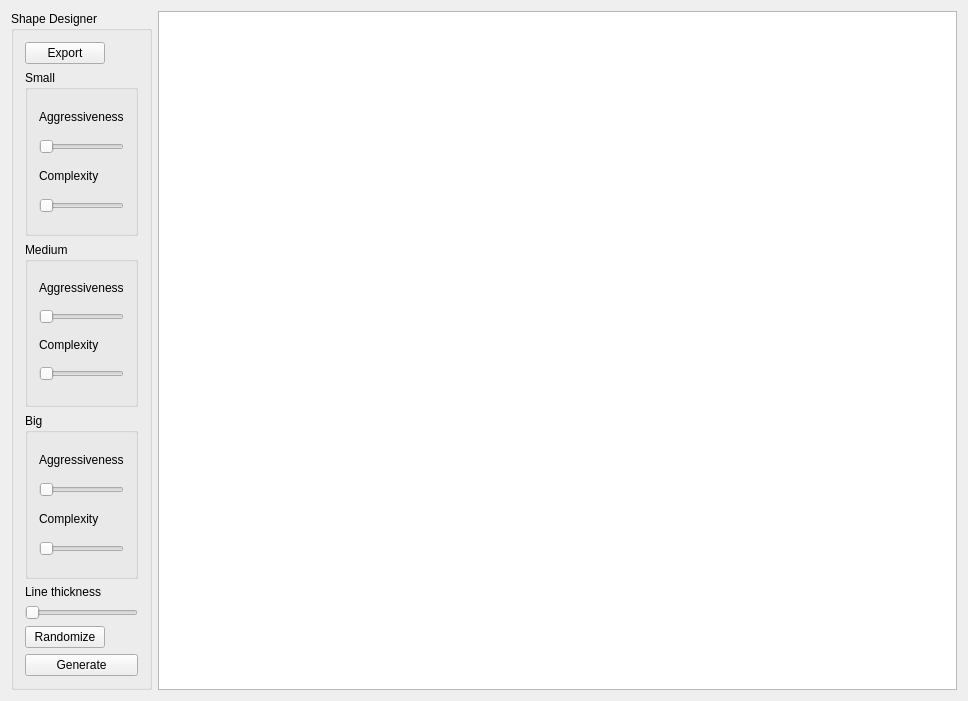
Qt form renderingwindow.ui (Wesselmast/CloudWatcher) before a commit.
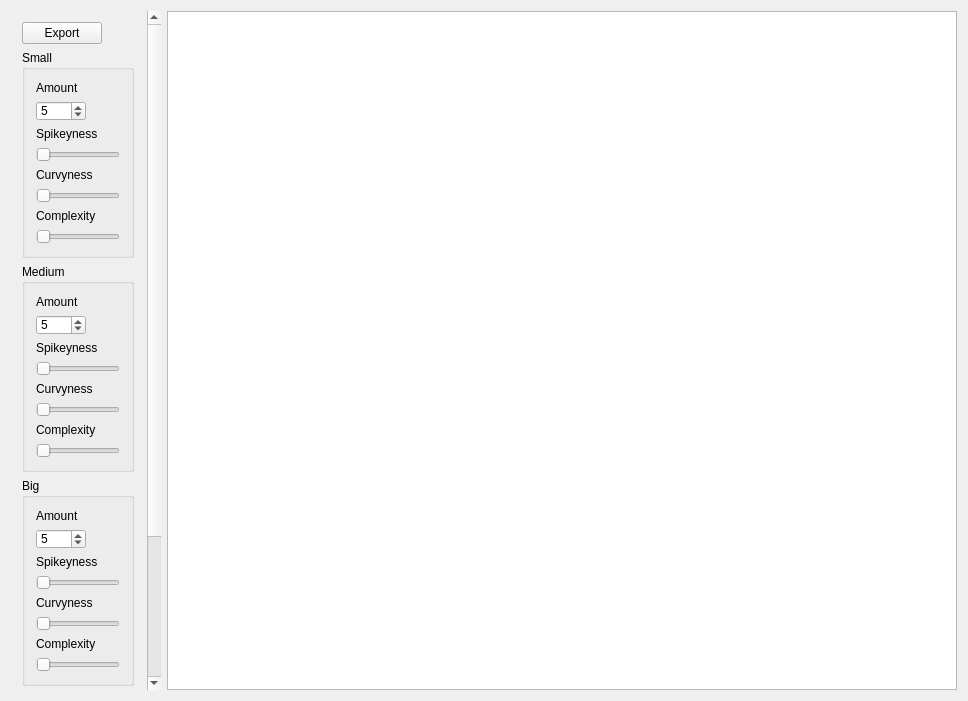
The same form after that commit.

Patch:
```diff
--- a/renderingwindow.ui
+++ b/renderingwindow.ui
@@ -10,27 +10,60 @@
     <height>701</height>
    </rect>
   </property>
+  <property name="sizePolicy">
+   <sizepolicy hsizetype="Preferred" vsizetype="Preferred">
+    <horstretch>0</horstretch>
+    <verstretch>0</verstretch>
+   </sizepolicy>
+  </property>
   <property name="windowTitle">
    <string>CloudWatcher</string>
   </property>
   <widget class="QWidget" name="centralWidget">
    <layout class="QHBoxLayout" name="horizontalLayout">
     <item>
-     <widget class="QGroupBox" name="groupBox">
+     <widget class="QScrollArea" name="scrollArea">
       <property name="sizePolicy">
-       <sizepolicy hsizetype="Fixed" vsizetype="Preferred">
+       <sizepolicy hsizetype="Preferred" vsizetype="Expanding">
         <horstretch>0</horstretch>
         <verstretch>0</verstretch>
        </sizepolicy>
       </property>
-      <property name="contextMenuPolicy">
-       <enum>Qt::NoContextMenu</enum>
+      <property name="minimumSize">
+       <size>
+        <width>150</width>
+        <height>0</height>
+       </size>
       </property>
-      <property name="title">
-       <string>Shape Designer</string>
+      <property name="frameShape">
+       <enum>QFrame::NoFrame</enum>
       </property>
-      <layout class="QVBoxLayout" name="verticalLayout_2">
-       <item>
+      <property name="frameShadow">
+       <enum>QFrame::Plain</enum>
+      </property>
+      <property name="horizontalScrollBarPolicy">
+       <enum>Qt::ScrollBarAlwaysOff</enum>
+      </property>
+      <property name="widgetResizable">
+       <bool>true</bool>
+      </property>
+      <widget class="QWidget" name="scrollAreaWidgetContents">
+       <property name="geometry">
+        <rect>
+         <x>0</x>
+         <y>-226</y>
+         <width>133</width>
+         <height>909</height>
+        </rect>
+       </property>
+       <property name="sizePolicy">
+        <sizepolicy hsizetype="Expanding" vsizetype="Preferred">
+         <horstretch>0</horstretch>
+         <verstretch>0</verstretch>
+        </sizepolicy>
+       </property>
+       <layout class="QFormLayout" name="formLayout">
+        <item row="0" column="0">
         <widget class="QPushButton" name="exportButton">
          <property name="sizePolicy">
           <sizepolicy hsizetype="Fixed" vsizetype="Fixed">
@@ -43,13 +76,55 @@
          </property>
         </widget>
        </item>
-       <item>
+        <item row="2" column="0">
         <widget class="QGroupBox" name="groupBox_2">
          <property name="title">
           <string>Small</string>
          </property>
-         <layout class="QGridLayout" name="gridLayout">
+          <layout class="QFormLayout" name="formLayout_2">
           <item row="1" column="0">
+            <widget class="QLabel" name="label_13">
+             <property name="text">
+              <string>Amount</string>
+             </property>
+            </widget>
+           </item>
+           <item row="2" column="0">
+            <widget class="QSpinBox" name="AmountOfSmallShapes">
+             <property name="sizePolicy">
+              <sizepolicy hsizetype="Fixed" vsizetype="Fixed">
+               <horstretch>0</horstretch>
+               <verstretch>0</verstretch>
+              </sizepolicy>
+             </property>
+             <property name="minimumSize">
+              <size>
+               <width>50</width>
+               <height>20</height>
+              </size>
+             </property>
+             <property name="maximum">
+              <number>10</number>
+             </property>
+             <property name="value">
+              <number>5</number>
+             </property>
+            </widget>
+           </item>
+           <item row="3" column="0">
+            <widget class="QLabel" name="label">
+             <property name="sizePolicy">
+              <sizepolicy hsizetype="Fixed" vsizetype="Fixed">
+               <horstretch>0</horstretch>
+               <verstretch>0</verstretch>
+              </sizepolicy>
+             </property>
+             <property name="text">
+              <string>Spikeyness</string>
+             </property>
+            </widget>
+           </item>
+           <item row="4" column="0">
            <widget class="QSlider" name="AggresivenessSmallSlider">
             <property name="maximum">
              <number>70</number>
@@ -59,7 +134,27 @@
             </property>
            </widget>
           </item>
-          <item row="2" column="0">
+           <item row="5" column="0">
+            <widget class="QLabel" name="label_2">
+             <property name="text">
+              <string>Curvyness</string>
+             </property>
+            </widget>
+           </item>
+           <item row="6" column="0">
+            <widget class="QSlider" name="CurvynessSmallSlider">
+             <property name="minimum">
+              <number>1</number>
+             </property>
+             <property name="maximum">
+              <number>10</number>
+             </property>
+             <property name="orientation">
+              <enum>Qt::Horizontal</enum>
+             </property>
+            </widget>
+           </item>
+           <item row="7" column="0">
            <widget class="QLabel" name="label_3">
             <property name="sizePolicy">
              <sizepolicy hsizetype="Fixed" vsizetype="Fixed">
@@ -72,20 +167,7 @@
             </property>
            </widget>
           </item>
-          <item row="0" column="0">
-           <widget class="QLabel" name="label">
-            <property name="sizePolicy">
-             <sizepolicy hsizetype="Fixed" vsizetype="Fixed">
-              <horstretch>0</horstretch>
-              <verstretch>0</verstretch>
-             </sizepolicy>
-            </property>
-            <property name="text">
-             <string>Aggressiveness</string>
-            </property>
-           </widget>
-          </item>
-          <item row="3" column="0">
+           <item row="8" column="0">
            <widget class="QSlider" name="ComplexitySmallSlider">
             <property name="minimum">
              <number>4</number>
@@ -101,52 +183,13 @@
          </layout>
         </widget>
        </item>
-       <item>
+        <item row="3" column="0">
         <widget class="QGroupBox" name="groupBox_3">
          <property name="title">
           <string>Medium</string>
          </property>
          <layout class="QGridLayout" name="gridLayout_2">
-          <item row="0" column="0">
-           <widget class="QLabel" name="label_5">
-            <property name="sizePolicy">
-             <sizepolicy hsizetype="Fixed" vsizetype="Fixed">
-              <horstretch>0</horstretch>
-              <verstretch>0</verstretch>
-             </sizepolicy>
-            </property>
-            <property name="text">
-             <string>Aggressiveness</string>
-            </property>
-           </widget>
-          </item>
-          <item row="5" column="0">
-           <widget class="QSlider" name="ComplexityMediumSlider">
-            <property name="minimum">
-             <number>4</number>
-            </property>
-            <property name="maximum">
-             <number>25</number>
-            </property>
-            <property name="orientation">
-             <enum>Qt::Horizontal</enum>
-            </property>
-           </widget>
-          </item>
           <item row="4" column="0">
-           <widget class="QLabel" name="label_7">
-            <property name="sizePolicy">
-             <sizepolicy hsizetype="Preferred" vsizetype="Fixed">
-              <horstretch>0</horstretch>
-              <verstretch>0</verstretch>
-             </sizepolicy>
-            </property>
-            <property name="text">
-             <string>Complexity</string>
-            </property>
-           </widget>
-          </item>
-          <item row="2" column="0">
            <widget class="QSlider" name="AggresivenessMediumSlider">
             <property name="maximum">
              <number>90</number>
@@ -156,16 +199,131 @@
             </property>
            </widget>
           </item>
+           <item row="8" column="0">
+            <widget class="QSlider" name="ComplexityMediumSlider">
+             <property name="minimum">
+              <number>4</number>
+             </property>
+             <property name="maximum">
+              <number>25</number>
+             </property>
+             <property name="orientation">
+              <enum>Qt::Horizontal</enum>
+             </property>
+            </widget>
+           </item>
+           <item row="6" column="0">
+            <widget class="QSlider" name="CurvynessMediumlSlider">
+             <property name="minimum">
+              <number>1</number>
+             </property>
+             <property name="maximum">
+              <number>10</number>
+             </property>
+             <property name="orientation">
+              <enum>Qt::Horizontal</enum>
+             </property>
+            </widget>
+           </item>
+           <item row="2" column="0">
+            <widget class="QLabel" name="label_5">
+             <property name="sizePolicy">
+              <sizepolicy hsizetype="Fixed" vsizetype="Fixed">
+               <horstretch>0</horstretch>
+               <verstretch>0</verstretch>
+              </sizepolicy>
+             </property>
+             <property name="text">
+              <string>Spikeyness</string>
+             </property>
+            </widget>
+           </item>
+           <item row="0" column="0">
+            <widget class="QLabel" name="label_14">
+             <property name="text">
+              <string>Amount</string>
+             </property>
+            </widget>
+           </item>
+           <item row="5" column="0">
+            <widget class="QLabel" name="label_6">
+             <property name="text">
+              <string>Curvyness</string>
+             </property>
+            </widget>
+           </item>
+           <item row="7" column="0">
+            <widget class="QLabel" name="label_7">
+             <property name="sizePolicy">
+              <sizepolicy hsizetype="Preferred" vsizetype="Fixed">
+               <horstretch>0</horstretch>
+               <verstretch>0</verstretch>
+              </sizepolicy>
+             </property>
+             <property name="text">
+              <string>Complexity</string>
+             </property>
+            </widget>
+           </item>
+           <item row="1" column="0">
+            <widget class="QSpinBox" name="AmountOfMediumShapes">
+             <property name="minimumSize">
+              <size>
+               <width>50</width>
+               <height>20</height>
+              </size>
+             </property>
+             <property name="maximumSize">
+              <size>
+               <width>50</width>
+               <height>20</height>
+              </size>
+             </property>
+             <property name="maximum">
+              <number>10</number>
+             </property>
+             <property name="value">
+              <number>5</number>
+             </property>
+            </widget>
+           </item>
          </layout>
         </widget>
        </item>
-       <item>
+        <item row="4" column="0">
         <widget class="QGroupBox" name="groupBox_4">
          <property name="title">
           <string>Big</string>
          </property>
          <layout class="QGridLayout" name="gridLayout_3">
+           <item row="5" column="0">
+            <widget class="QSlider" name="CurvynessBigSlider">
+             <property name="minimum">
+              <number>1</number>
+             </property>
+             <property name="maximum">
+              <number>10</number>
+             </property>
+             <property name="orientation">
+              <enum>Qt::Horizontal</enum>
+             </property>
+            </widget>
+           </item>
           <item row="3" column="0">
+            <widget class="QSlider" name="AggresivenessBigSlider">
+             <property name="orientation">
+              <enum>Qt::Horizontal</enum>
+             </property>
+            </widget>
+           </item>
+           <item row="4" column="0">
+            <widget class="QLabel" name="label_9">
+             <property name="text">
+              <string>Curvyness</string>
+             </property>
+            </widget>
+           </item>
+           <item row="7" column="0">
            <widget class="QSlider" name="ComplexityBigSlider">
             <property name="minimum">
              <number>4</number>
@@ -178,20 +336,7 @@
             </property>
            </widget>
           </item>
-          <item row="0" column="0">
-           <widget class="QLabel" name="label_8">
-            <property name="sizePolicy">
-             <sizepolicy hsizetype="Preferred" vsizetype="Fixed">
-              <horstretch>0</horstretch>
-              <verstretch>0</verstretch>
-             </sizepolicy>
-            </property>
-            <property name="text">
-             <string>Aggressiveness</string>
-            </property>
-           </widget>
-          </item>
-          <item row="2" column="0">
+           <item row="6" column="0">
            <widget class="QLabel" name="label_10">
             <property name="sizePolicy">
              <sizepolicy hsizetype="Preferred" vsizetype="Fixed">
@@ -204,17 +349,86 @@
             </property>
            </widget>
           </item>
+           <item row="2" column="0">
+            <widget class="QLabel" name="label_8">
+             <property name="sizePolicy">
+              <sizepolicy hsizetype="Preferred" vsizetype="Fixed">
+               <horstretch>0</horstretch>
+               <verstretch>0</verstretch>
+              </sizepolicy>
+             </property>
+             <property name="text">
+              <string>Spikeyness</string>
+             </property>
+            </widget>
+           </item>
+           <item row="0" column="0">
+            <widget class="QLabel" name="label_15">
+             <property name="text">
+              <string>Amount</string>
+             </property>
+            </widget>
+           </item>
           <item row="1" column="0">
-           <widget class="QSlider" name="AggresivenessBigSlider">
-            <property name="orientation">
-             <enum>Qt::Horizontal</enum>
+            <widget class="QSpinBox" name="AmountOfBigShapes">
+             <property name="maximumSize">
+              <size>
+               <width>50</width>
+               <height>20</height>
+              </size>
+             </property>
+             <property name="buttonSymbols">
+              <enum>QAbstractSpinBox::UpDownArrows</enum>
+             </property>
+             <property name="maximum">
+              <number>10</number>
+             </property>
+             <property name="value">
+              <number>5</number>
             </property>
            </widget>
           </item>
          </layout>
         </widget>
        </item>
-       <item>
+        <item row="5" column="0">
+         <widget class="QLabel" name="label_11">
+          <property name="text">
+           <string>Spacing</string>
+          </property>
+         </widget>
+        </item>
+        <item row="6" column="0">
+         <widget class="QSlider" name="OuterMarginSlider">
+          <property name="minimum">
+           <number>0</number>
+          </property>
+          <property name="maximum">
+           <number>99</number>
+          </property>
+          <property name="value">
+           <number>0</number>
+          </property>
+          <property name="orientation">
+           <enum>Qt::Horizontal</enum>
+          </property>
+         </widget>
+        </item>
+        <item row="7" column="0">
+         <widget class="QLabel" name="label_12">
+          <property name="text">
+           <string>Center of Balance</string>
+          </property>
+         </widget>
+        </item>
+        <item row="8" column="0">
+         <widget class="QSlider" name="CenterOfBalanceSlider">
+          <property name="orientation">
+           <enum>Qt::Horizontal</enum>
+          </property>
+         </widget>
+        </item>
+        <item row="9" column="0">
         <widget class="QLabel" name="label_4">
          <property name="sizePolicy">
           <sizepolicy hsizetype="Fixed" vsizetype="Fixed">
@@ -227,7 +441,7 @@
          </property>
         </widget>
        </item>
-       <item>
+        <item row="10" column="0">
         <widget class="QSlider" name="LineThickSlider">
          <property name="minimum">
           <number>2</number>
@@ -240,7 +454,7 @@
          </property>
         </widget>
        </item>
-       <item>
+        <item row="11" column="0">
         <widget class="QPushButton" name="randomizeButton">
          <property name="sizePolicy">
           <sizepolicy hsizetype="Fixed" vsizetype="Fixed">
@@ -253,10 +467,10 @@
          </property>
         </widget>
        </item>
-       <item>
+        <item row="12" column="0" colspan="2">
         <widget class="QPushButton" name="generateButton">
          <property name="sizePolicy">
-          <sizepolicy hsizetype="Preferred" vsizetype="Fixed">
+           <sizepolicy hsizetype="Expanding" vsizetype="Fixed">
            <horstretch>0</horstretch>
            <verstretch>0</verstretch>
           </sizepolicy>
@@ -268,11 +482,12 @@
        </item>
       </layout>
      </widget>
+     </widget>
     </item>
     <item>
      <widget class="QGraphicsView" name="graphicsView">
       <property name="sizePolicy">
-       <sizepolicy hsizetype="Expanding" vsizetype="Expanding">
+       <sizepolicy hsizetype="MinimumExpanding" vsizetype="Expanding">
         <horstretch>0</horstretch>
         <verstretch>0</verstretch>
        </sizepolicy>
```
Lines whose indentation alone changed are shown as unchanged.
